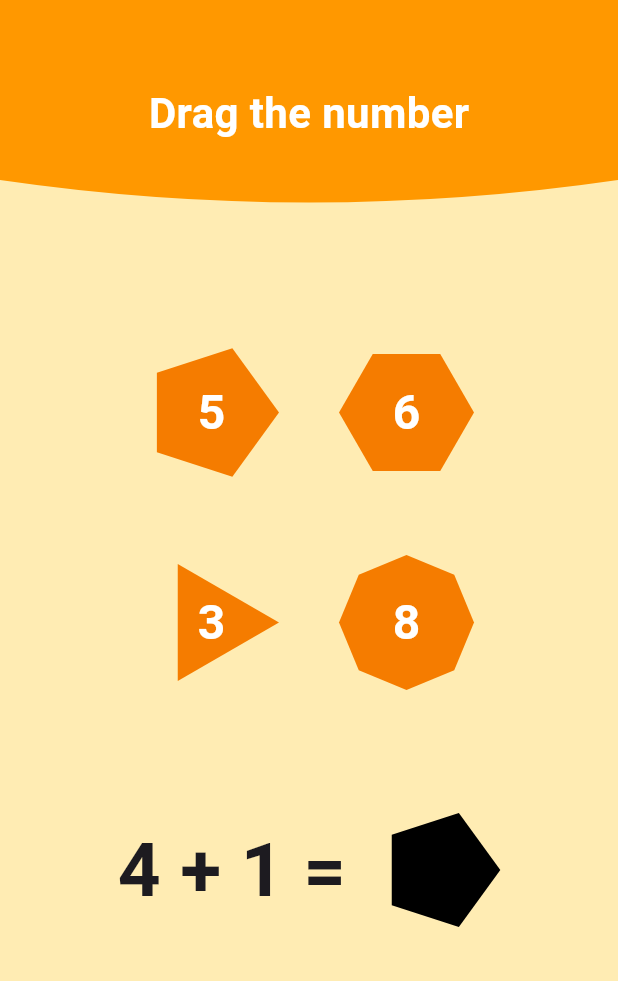
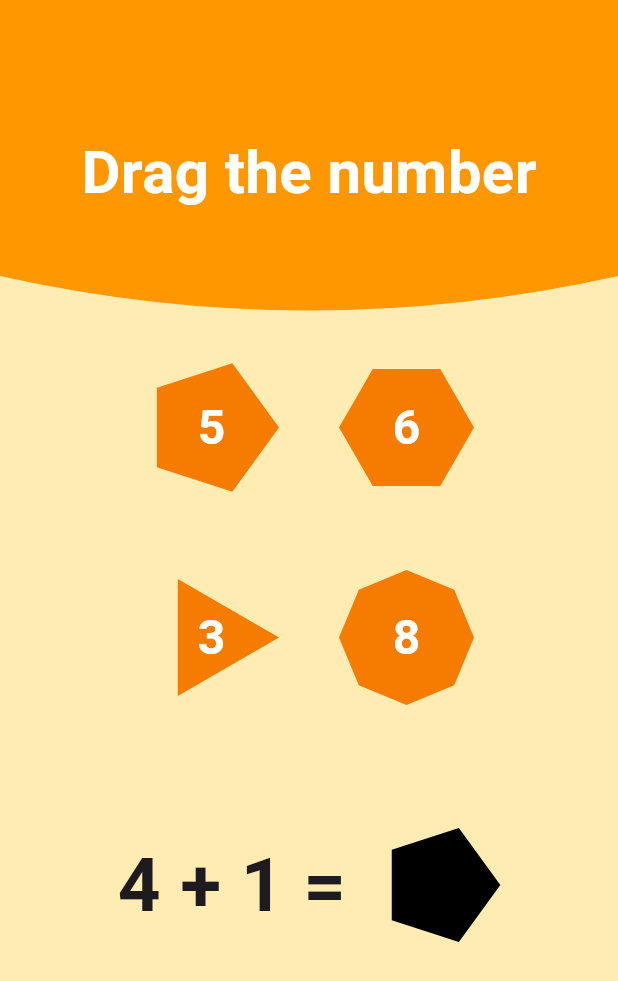
Before and after one commit to kpkmaduwantha9/numberDragGame, a Flutter app: the screen it shows after launch, on a phone screen of 412 x 824 dp. Shown: the top 981 px of the screen. Run offline on Flutter 3.47's test engine with Material 3 defaults, Android fonts, the phone set to English and light mode, and no system bars; our stand-ins replace confetti.

Commit message:
update sizes of text and sizedbox

```diff
--- a/lib/main.dart
+++ b/lib/main.dart
@@ -74,21 +74,21 @@ class _GameScreenState extends State<GameScreen> {
             children: [
               // Custom Curved Banner
               Container(
-                height: 150,
+                height: 230,
                 child: CustomPaint(
                   painter: CurvedTopPainter(),
                   child: Center(
                     child: Text(
                       "Drag the number",
                       style: TextStyle(
-                          fontSize: 28,
+                          fontSize: 40,
                           fontWeight: FontWeight.bold,
                           color: Colors.white),
                     ),
                   ),
                 ),
               ),
-              SizedBox(height: 80),
+              SizedBox(height: 10),
 
               // Draggable Number Shapes (Fixed 2x2 Layout)
               if (!shapePlaced)
```
